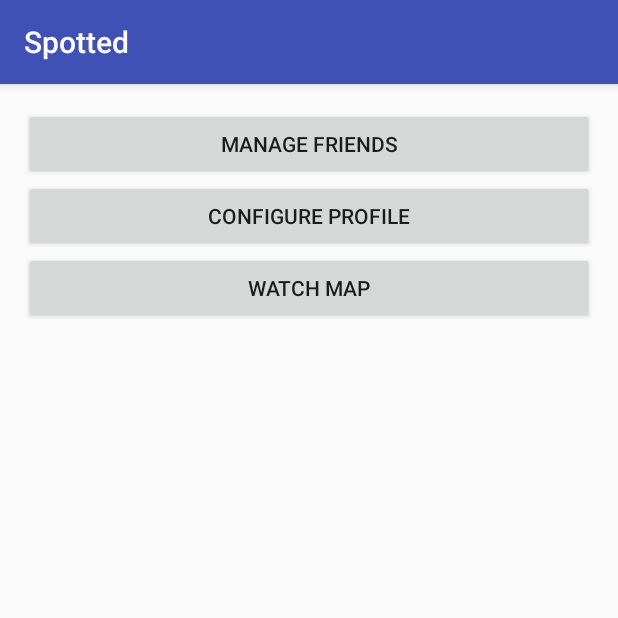
After one commit to Wisienkas/Spotted, an Android app: the MenuActivity screen opened directly, with no data from a screen before it, on a phone screen of 412 x 824 dp, the top half of it. The commit adds this screen. Run offline under Robolectric (Android 15) with nearby library versions, the phone set to English and light mode, and no system bars.

Commit message:
Added the view for menu and friends
Still they consist nearly nothing and is just for
navigation

Next up add friends!

```diff
--- a/app/src/main/java/io/mlh/spotted/spotted/Activities/Listeners/SignupListener.java
+++ b/app/src/main/java/io/mlh/spotted/spotted/Activities/Listeners/SignupListener.java
@@ -61,6 +61,7 @@ public class SignupListener implements View.OnClickListener {
         });
     }
 
+    // TODO Fix this piece, it chrashes the app
     @Deprecated
     private void showSignupError(ParseException e) {
         new AlertDialog.Builder(context)
--- /dev/null
+++ b/app/src/main/java/io/mlh/spotted/spotted/MenuActivity.java
@@ -0,0 +1,27 @@
+package io.mlh.spotted.spotted;
+
+import android.content.Intent;
+import android.support.v7.app.AppCompatActivity;
+import android.os.Bundle;
+import android.view.View;
+
+public class MenuActivity extends AppCompatActivity {
+
+    @Override
+    protected void onCreate(Bundle savedInstanceState) {
+        super.onCreate(savedInstanceState);
+        setContentView(R.layout.activity_menu);
+    }
+
+    public void gotoMap(View view) {
+
+    }
+
+    public void gotoConfig(View view) {
+
+    }
+
+    public void gotoFriends(View view) {
+        startActivity(new Intent(this, FriendActivity.class));
+    }
+}
--- a/app/src/main/java/io/mlh/spotted/spotted/SpottedApplication.java
+++ b/app/src/main/java/io/mlh/spotted/spotted/SpottedApplication.java
@@ -3,6 +3,8 @@ package io.mlh.spotted.spotted;
 import android.app.Application;
 
 import com.parse.Parse;
+
+import io.mlh.spotted.spotted.Model.User;
 
 /**
  * Created by wisienkas on 4/9/16.
--- /dev/null
+++ b/app/src/main/res/layout/activity_menu.xml
@@ -0,0 +1,34 @@
+<?xml version="1.0" encoding="utf-8"?>
+<LinearLayout xmlns:android="http://schemas.android.com/apk/res/android"
+    xmlns:tools="http://schemas.android.com/tools"
+    android:layout_width="match_parent"
+    android:layout_height="match_parent"
+    android:paddingBottom="@dimen/activity_vertical_margin"
+    android:paddingLeft="@dimen/activity_horizontal_margin"
+    android:paddingRight="@dimen/activity_horizontal_margin"
+    android:paddingTop="@dimen/activity_vertical_margin"
+    android:orientation="vertical"
+    tools:context="io.mlh.spotted.spotted.MenuActivity">
+
+    <Button
+        android:layout_width="match_parent"
+        android:layout_height="wrap_content"
+        android:text="@string/menu_friendlist_text"
+        android:id="@+id/menu_friend_button"
+        android:onClick="gotoFriends"/>
+
+    <Button
+        android:layout_width="match_parent"
+        android:layout_height="wrap_content"
+        android:text="@string/menu_configure_profile_text"
+        android:id="@+id/menu_config_button"
+        android:onClick="gotoConfig"/>
+
+    <Button
+        android:layout_width="match_parent"
+        android:layout_height="wrap_content"
+        android:text="@string/menu_map_text"
+        android:id="@+id/menu_map_button"
+        android:onClick="gotoMap"/>
+
+</LinearLayout>
--- a/app/src/main/res/values/strings.xml
+++ b/app/src/main/res/values/strings.xml
@@ -4,4 +4,7 @@
     <string name="email_username">Email (username)</string>
     <string name="signup_text">You can sign up or go home!</string>
     <string name="login_button_text">Login!</string>
+    <string name="menu_friendlist_text">Manage Friends</string>
+    <string name="menu_map_text">Watch Map</string>
+    <string name="menu_configure_profile_text">Configure Profile</string>
 </resources>
```
Also changed, not shown: app/src/main/AndroidManifest.xml (+9 -8 lines), app/src/main/java/io/mlh/spotted/spotted/Activities/Listeners/LoginListener.java (+21 -10 lines), app/src/main/java/io/mlh/spotted/spotted/Activities/callback/ActivityLink.java (added, +11 -0 lines), app/src/main/java/io/mlh/spotted/spotted/FriendActivity.java (added, +13 -0 lines), app/src/main/java/io/mlh/spotted/spotted/Main_Activity.java (+17 -4 lines), app/src/main/res/layout/activity_friend.xml (added, +18 -0 lines).
